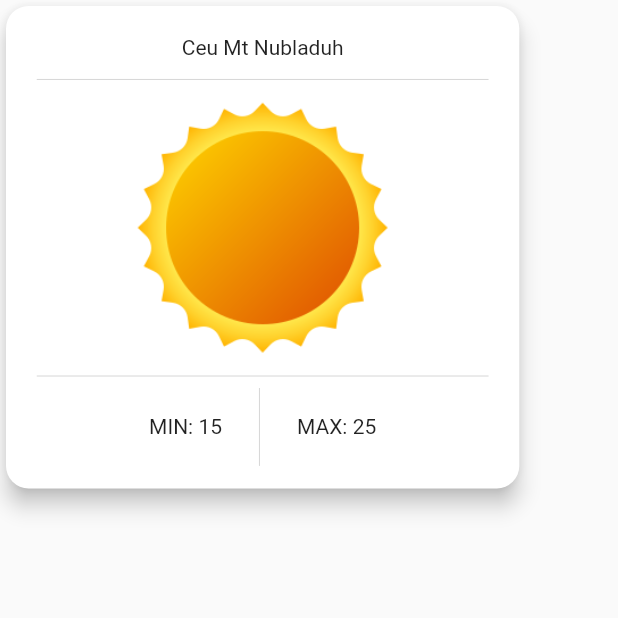
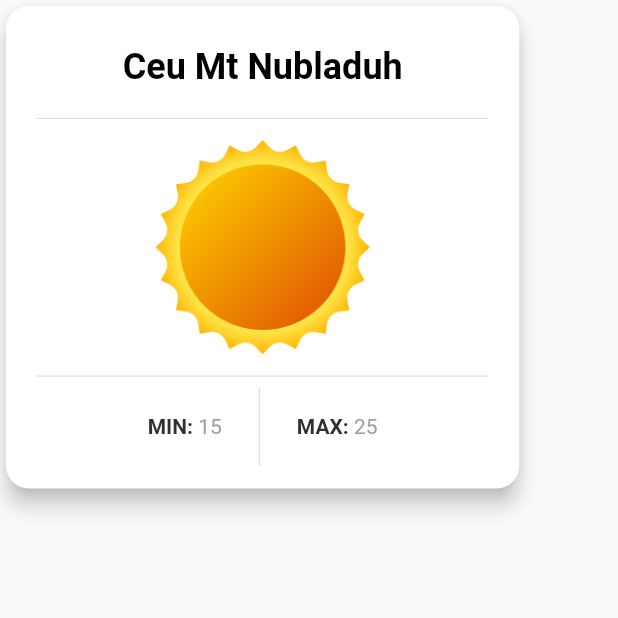
Before and after one commit to frpdoliv/mobile_weather, a Flutter app: the screen it shows after launch, on a phone screen of 412 x 824 dp, the top half of it. Run offline on Flutter 3.47's test engine with Material 2 defaults, Android fonts, the phone set to English and light mode, and no system bars; our stand-ins replace google_fonts; Roboto replaces fonts that are missing (Ubuntu).

Commit message:
Repalced Text widget with RichText to be able to do fine-grain styling

```diff
--- a/lib/widgets/weather_card.dart
+++ b/lib/widgets/weather_card.dart
@@ -1,4 +1,5 @@
 import 'package:flutter/material.dart';
+import 'package:google_fonts/google_fonts.dart';
 import 'package:mobile_weather/model/weather_data.dart';
 
 class WeatherCard extends StatelessWidget {
@@ -6,6 +7,21 @@ class WeatherCard extends StatelessWidget {
 
   final WeatherData weatherData;
   final Color? _dividerColor = Colors.grey[350];
+  final TextStyle _weatherStateStyle = GoogleFonts.ubuntu(
+    color: Colors.black,
+    fontWeight: FontWeight.bold,
+    fontSize: 24.0,
+  );
+  final TextStyle _valueDescriptionStyle = GoogleFonts.ubuntu(
+    color: Colors.grey[850],
+    fontWeight: FontWeight.w600,
+    fontSize: 14.0,
+  );
+  final TextStyle _valueStyle = GoogleFonts.ubuntu(
+    color: Colors.grey,
+    fontSize: 14.0,
+  );
+
 
   @override
   Widget build(BuildContext context) {
@@ -24,11 +40,14 @@ class WeatherCard extends StatelessWidget {
           ),
           child: Column (
             children: <Widget> [
-              const Expanded (
-                flex: 1,
+              Expanded (
+                flex: 2,
                 child: Align(
                   alignment: Alignment.center,
-                  child: Text('Ceu Mt Nubladuh'),
+                  child: Text(
+                    'Ceu Mt Nubladuh',
+                    style: _weatherStateStyle,
+                  ),
                 ),
               ),
               Divider (
@@ -37,7 +56,7 @@ class WeatherCard extends StatelessWidget {
                 endIndent: 0.5,
               ),
               Expanded (
-                flex: 7,
+                flex: 6,
                 child: Align(
                   alignment: Alignment.center,
                   child: Image.asset('assets/weather_indicators/${weatherData.imgCode}.png')
@@ -54,12 +73,38 @@ class WeatherCard extends StatelessWidget {
                   mainAxisAlignment: MainAxisAlignment.center,
                   crossAxisAlignment: CrossAxisAlignment.center,
                   children: <Widget> [
-                    Text('MIN: ${weatherData.minTemp}'),
+                    RichText(
+                      text: TextSpan (
+                        children: <TextSpan>[
+                          TextSpan(
+                            text: 'MIN: ',
+                            style: _valueDescriptionStyle,
+                          ),
+                          TextSpan(
+                            text: '${weatherData.minTemp}',
+                            style: _valueStyle,
+                          ),
+                        ]
+                      ),
+                    ),
                     VerticalDivider(
                       color: _dividerColor,
                       width: 50.0,
                     ),
-                    Text('MAX: ${weatherData.maxTemp}'),
+                    RichText(
+                      text: TextSpan (
+                        children: <TextSpan>[
+                          TextSpan(
+                            text: 'MAX: ',
+                            style: _valueDescriptionStyle,
+                          ),
+                          TextSpan(
+                            text: '${weatherData.maxTemp}',
+                            style: _valueStyle,
+                          ),
+                        ]
+                      ),
+                    ),
                   ],
                 ),
               )
```
